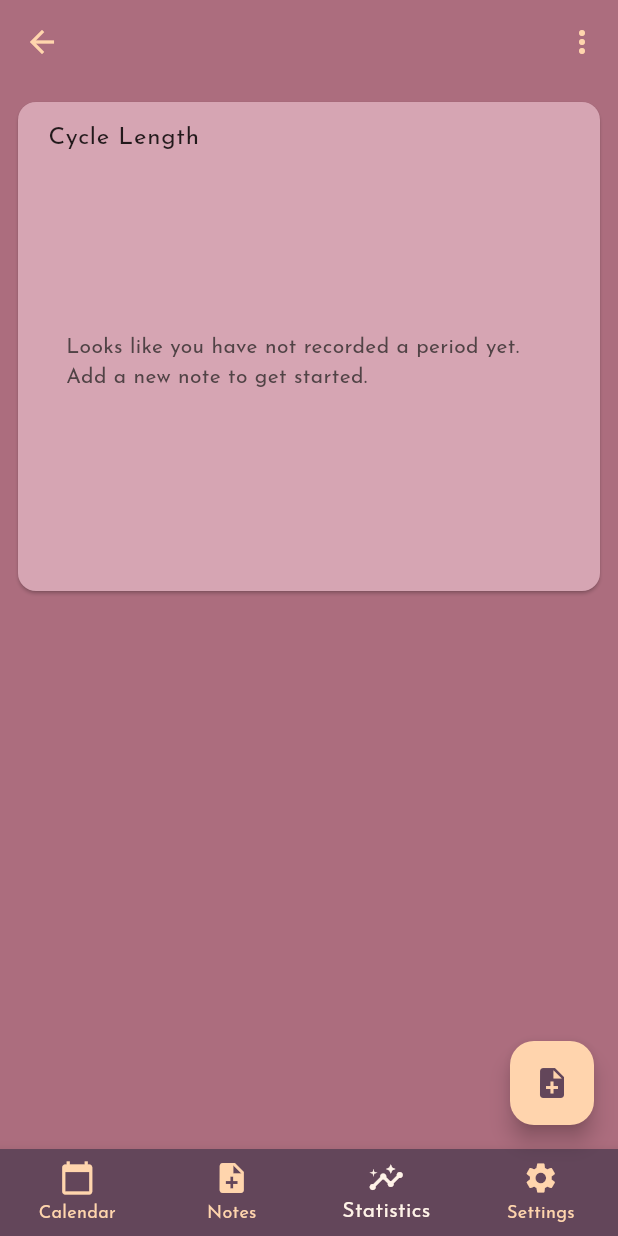
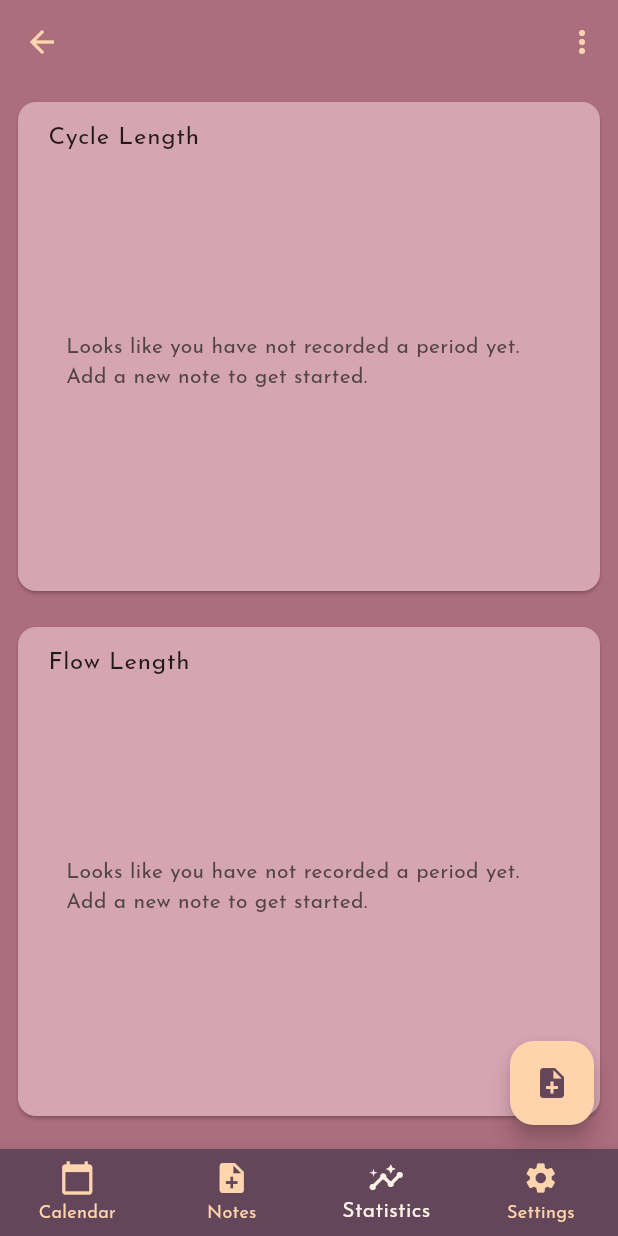
Before and after one commit to swsvindland/period_track, a Flutter app: the HomePage screen opened by its route, item 3 of the bottom bar chosen, on a phone screen of 412 x 824 dp. Run offline on Flutter 3.47's test engine with Material 2 defaults, Android fonts, the phone set to English and light mode, and no system bars; our stand-ins replace charts_flutter, cloud_firestore, datetime_picker_formfield, firebase_auth, firebase_core, firebase_messaging and 6 more; missing offline and left inert: os_detect; accounts and stored records are empty; generated files the repository leaves out were written again; network calls fail.

Commit message:
add flow graph

```diff
--- a/lib/l10n/app_ar.arb
+++ b/lib/l10n/app_ar.arb
@@ -26,6 +26,7 @@
   "estCycle": "يوم بدء الدورة التقديري",
   "defaultLength": "طول الدورة الافتراضي",
   "periodLength": "طول دورة",
+  "flowLength": "طول التدفق",
   "disclaimer": "تنصل",
   "disclaimerLine1": "يعد تطبيق PeriodTrack تطبيقًا إعلاميًا مصممًا للاستخدام من أجل راحتك الشخصية. إنه ليس بديلاً عن المشورة الطبية التي يقدمها المتخصصون الطبيون. إذا كان لديك أي أسئلة بخصوص صحتك الإنجابية و / أو أهدافك الإنجابية ، فيرجى الاتصال بطبيب الرعاية الأولية أو طبيب التوليد / أخصائي أمراض النساء أو أخصائي آخر مرخص طبياً.",
   "iAgree": "اني اتفهم",
--- a/lib/l10n/app_de.arb
+++ b/lib/l10n/app_de.arb
@@ -26,6 +26,7 @@
   "estCycle": "geschätzter Zyklusstarttag",
   "defaultLength": "Standardzykluslänge",
   "periodLength": "Zykluslänge",
+  "flowLength": "Flusslänge",
   "disclaimer": "Haftungsausschluss",
   "disclaimerLine1": "PeriodTrack ist eine Informations-App, die für den persönlichen Komfort entwickelt wurde. Es ist KEIN Ersatz für die medizinische Beratung durch medizinisches Fachpersonal. Wenn Sie Fragen zu Ihrer reproduktiven Gesundheit und/oder reproduktiven Zielen haben, wenden Sie sich bitte an Ihren Hausarzt, Geburtshelfer/Gynäkologen oder eine andere medizinisch zugelassene Fachkraft.",
   "iAgree": "Ich verstehe",
--- a/lib/l10n/app_en.arb
+++ b/lib/l10n/app_en.arb
@@ -33,6 +33,7 @@
 
     "defaultLength": "Default Cycle Length",
     "periodLength": "Cycle Length",
+    "flowLength": "Flow Length",
 
     "disclaimer": "Disclaimer",
     "disclaimerLine1": "PeriodTrack is an informational app designed to be used for personal convenience. It is NOT a substitute for medical advice given by medical professionals. If you have any questions regarding your reproductive health and/or reproductive goals, please contact your primary care physician, obstetrician/gynecologist, or another medically licensed professional.",
--- a/lib/l10n/app_es.arb
+++ b/lib/l10n/app_es.arb
@@ -26,6 +26,7 @@
   "estCycle": "día de inicio del ciclo estimado",
   "defaultLength": "Duración del ciclo predeterminada",
   "periodLength": "Duración del ciclo",
+  "flowLength": "Longitud de flujo",
   "disclaimer": "Descargo de responsabilidad",
   "disclaimerLine1": "PeriodTrack es una aplicación informativa diseñada para su comodidad personal. NO es un sustituto del consejo médico dado por profesionales médicos. Si tiene alguna pregunta sobre su salud reproductiva y/u objetivos reproductivos, comuníquese con su médico de atención primaria, obstetra/ginecólogo u otro profesional con licencia médica.",
   "iAgree": "Entiendo",
--- a/lib/l10n/app_fr.arb
+++ b/lib/l10n/app_fr.arb
@@ -26,6 +26,7 @@
   "estCycle": "jour de début de cycle estimé",
   "defaultLength": "Durée du cycle par défaut",
   "periodLength": "Durée du cycle",
+  "flowLength": "Longueur du débit",
   "disclaimer": "Clause de non-responsabilité",
   "disclaimerLine1": "PeriodTrack est une application d'information conçue pour être utilisée à des fins personnelles. Il ne remplace PAS un avis médical donné par des professionnels de la santé. Si vous avez des questions concernant votre santé reproductive et/ou vos objectifs en matière de reproduction, veuillez contacter votre médecin traitant, votre obstétricien/gynécologue ou un autre professionnel médical agréé.",
   "iAgree": "Je comprend",
--- a/lib/l10n/app_hi.arb
+++ b/lib/l10n/app_hi.arb
@@ -26,6 +26,7 @@
   "estCycle": "अनुमानित चक्र प्रारंभ दिन",
   "defaultLength": "डिफ़ॉल्ट चक्र लंबाई",
   "periodLength": "चक्र की ल्म्बाई",
+  "flowLength": "प्रवाह की लंबाई",
   "disclaimer": "अस्वीकरण",
   "disclaimerLine1": "पीरियोडट्रैक एक सूचनात्मक ऐप है जिसे व्यक्तिगत सुविधा के लिए उपयोग करने के लिए डिज़ाइन किया गया है। यह चिकित्सा पेशेवरों द्वारा दी गई चिकित्सा सलाह का विकल्प नहीं है। यदि आपके प्रजनन स्वास्थ्य और/या प्रजनन लक्ष्यों के संबंध में आपके कोई प्रश्न हैं, तो कृपया अपने प्राथमिक देखभाल चिकित्सक, प्रसूति/स्त्री रोग विशेषज्ञ, या किसी अन्य चिकित्सकीय लाइसेंस प्राप्त पेशेवर से संपर्क करें।",
   "iAgree": "मै समझता हुँ",
--- a/lib/l10n/app_it.arb
+++ b/lib/l10n/app_it.arb
@@ -26,6 +26,7 @@
   "estCycle": "giorno di inizio ciclo stimato",
   "defaultLength": "Durata del ciclo predefinita",
   "periodLength": "Lunghezza del ciclo",
+  "flowLength": "Lunghezza del flusso",
   "disclaimer": "Disclaimer",
   "disclaimerLine1": "PeriodTrack è un'app informativa progettata per essere utilizzata per comodità personale. NON sostituisce la consulenza medica fornita da professionisti del settore medico. In caso di domande relative alla salute riproduttiva e/o agli obiettivi riproduttivi, contattare il medico di base, l'ostetrico/ginecologo o un altro professionista con licenza medica.",
   "iAgree": "Capisco",
--- a/lib/l10n/app_ko.arb
+++ b/lib/l10n/app_ko.arb
@@ -26,6 +26,7 @@
   "estCycle": "예상 주기 시작일",
   "defaultLength": "기본 주기 길이",
   "periodLength": "주기 길이",
+  "flowLength": "흐름 길이",
   "disclaimer": "부인 성명",
   "disclaimerLine1": "PeriodTrack은 개인의 편의를 위해 설계된 정보 앱입니다. 의료 전문가가 제공하는 의학적 조언을 대신할 수 없습니다. 생식 건강 및/또는 생식 목표와 관련하여 질문이 있는 경우 주치의, 산부인과 의사 또는 기타 의학적으로 면허가 있는 전문가에게 문의하십시오.",
   "iAgree": "이해 했어요",
--- a/lib/l10n/app_pt.arb
+++ b/lib/l10n/app_pt.arb
@@ -26,6 +26,7 @@
   "estCycle": "est. dia de início do ciclo",
   "defaultLength": "Duração do Ciclo Padrão",
   "periodLength": "Duração do ciclo",
+  "flowLength": "Comprimento do fluxo",
   "disclaimer": "Isenção de responsabilidade",
   "disclaimerLine1": "PeriodTrack é um aplicativo informativo projetado para ser usado para conveniência pessoal. NÃO substitui o aconselhamento médico dado por profissionais médicos. Se você tiver alguma dúvida sobre sua saúde reprodutiva e/ou metas reprodutivas, entre em contato com seu médico de cuidados primários, obstetra/ginecologista ou outro profissional licenciado.",
   "iAgree": "Compreendo",
--- a/lib/l10n/app_zh.arb
+++ b/lib/l10n/app_zh.arb
@@ -26,6 +26,7 @@
   "estCycle": "估计周期开始日",
   "defaultLength": "默认周期长度",
   "periodLength": "周期长度",
+  "flowLength": "流长",
   "disclaimer": "免责声明",
   "disclaimerLine1": "PeriodTrack 是一个信息应用程序，旨在为个人方便使用。它不能替代医疗专业人员提供的医疗建议。如果您对您的生殖健康和/或生殖目标有任何疑问，请联系您的初级保健医生、产科医生/妇科医生或其他获得医疗许可的专业人员。",
   "iAgree": "我明白",
--- a/lib/layouts/home_desktop.dart
+++ b/lib/layouts/home_desktop.dart
@@ -11,7 +11,7 @@ import '../services/sign_in.dart';
 import '../widgets/about.dart';
 import '../widgets/home/home.dart';
 import '../widgets/notes.dart';
-import '../widgets/reports.dart';
+import '../widgets/reports/reports.dart';
 import '../widgets/settings.dart';
 
 class HomePageDesktop extends StatefulWidget {
--- a/lib/layouts/home_mobile.dart
+++ b/lib/layouts/home_mobile.dart
@@ -12,7 +12,7 @@ import '../models/note.dart';
 import '../models/preferences.dart';
 import '../widgets/home/home.dart';
 import '../widgets/notes.dart';
-import '../widgets/reports.dart';
+import '../widgets/reports/reports.dart';
 import '../widgets/settings.dart';
 
 class HomePageMobile extends StatefulWidget {
--- a/lib/layouts/home_tablet.dart
+++ b/lib/layouts/home_tablet.dart
@@ -12,7 +12,7 @@ import '../models/preferences.dart';
 import '../widgets/about.dart';
 import '../widgets/home/home.dart';
 import '../widgets/notes.dart';
-import '../widgets/reports.dart';
+import '../widgets/reports/reports.dart';
 import '../widgets/settings.dart';
 
 class HomePageTablet extends StatefulWidget {
--- a/lib/utils/helper.dart
+++ b/lib/utils/helper.dart
@@ -2,6 +2,7 @@ import 'package:cloud_firestore/cloud_firestore.dart';
 import 'package:firebase_auth/firebase_auth.dart';
 import 'package:firebase_messaging/firebase_messaging.dart';
 import "package:os_detect/os_detect.dart" as platform;
+import 'package:period_track/models/note.dart';
 
 void setFCMData(
   FirebaseFirestore db,
@@ -135,3 +136,31 @@ List<Cycle> computeMenstrualLengthsForGraph(int cycleLength, List<DateTime> peri
 
   return output;
 }
+
+List<Cycle> computeFlowLengthsForGraph(int cycleLength, List<NoteModel> notes) {
+  notes.sort((a, b) {
+    return a.date.compareTo(b.date);
+  });
+
+  List<Cycle> output = [];
+
+  for (int i = 0; i < notes.length - 1; ++i) {
+    if (!notes[i].periodStart) {
+      continue;
+    }
+    var count = 1;
+    for (int j = i + 1; j < notes.length; ++j) {
+      if (notes[j].periodStart) {
+        break;
+      }
+
+      if (notes[j].flow != null) {
+        count++;
+      }
+    }
+
+    output.add(Cycle(date: notes[i].date, length: count));
+  }
+
+  return output;
+}
--- a/lib/widgets/cycle_length.dart
+++ b/lib/widgets/reports/cycle_length.dart
@@ -7,7 +7,7 @@ import 'package:period_track/utils/colors.dart';
 import 'package:provider/provider.dart';
 import 'package:flutter_gen/gen_l10n/app_localizations.dart';
 
-import '../utils/helper.dart';
+import '../../utils/helper.dart';
 
 class CycleLength extends StatelessWidget {
   const CycleLength({Key? key}) : super(key: key);
@@ -58,8 +58,8 @@ class CycleLength extends StatelessWidget {
 
     return [
       charts.Series<Cycle, String>(
-        id: 'WeighIns',
-        colorFn: (_, __) => charts.ColorUtil.fromDartColor(primaryDark),
+        id: 'CycleLength',
+        colorFn: (_, __) => charts.ColorUtil.fromDartColor(secondaryDark),
         domainFn: (Cycle sales, _) =>
             DateFormat.MMM(Localizations.localeOf(context).languageCode)
                 .format(sales.date),
--- /dev/null
+++ b/lib/widgets/reports/flow_length.dart
@@ -0,0 +1,71 @@
+import 'package:charts_flutter/flutter.dart' as charts;
+import 'package:flutter/material.dart';
+import 'package:intl/intl.dart';
+import 'package:period_track/models/note.dart';
+import 'package:period_track/models/preferences.dart';
+import 'package:period_track/utils/colors.dart';
+import 'package:provider/provider.dart';
+import 'package:flutter_gen/gen_l10n/app_localizations.dart';
+
+import '../../utils/helper.dart';
+
+class FlowLength extends StatelessWidget {
+  const FlowLength({Key? key}) : super(key: key);
+
+  @override
+  Widget build(BuildContext context) {
+    var preferences = Provider.of<Preferences>(context);
+    var notes = Provider.of<Iterable<NoteModel>>(context).toList();
+
+    if (notes.isEmpty) {
+      return SizedBox(
+        height: 300,
+        width: 600,
+        child: Padding(
+          padding: const EdgeInsets.all(12),
+          child: Center(
+            child: Text(
+              AppLocalizations.of(context)!.noNotesError,
+            ),
+          ),
+        ),
+      );
+    }
+
+    var periodStarts = notes.where((element) => element.periodStart)
+        .map((e) => e.date)
+        .toList();
+
+    var cycleLength = computeMenstrualLength(preferences.defaultCycleLength, periodStarts);
+    var cycles = computeFlowLengthsForGraph(cycleLength, notes);
+
+    return charts.BarChart(
+      _createSampleData(cycles, context),
+      animate: true,
+    );
+  }
+
+  static List<charts.Series<Cycle, String>> _createSampleData(
+      List<Cycle> cycles, BuildContext context) {
+    final List<Cycle> data = [];
+    for (var cycle in cycles) {
+      data.add(Cycle(date: cycle.date, length: cycle.length));
+    }
+
+    data.sort((a, b) {
+      return a.date.compareTo(b.date);
+    });
+
+    return [
+      charts.Series<Cycle, String>(
+        id: 'FlowLength',
+        colorFn: (_, __) => charts.ColorUtil.fromDartColor(primaryDark),
+        domainFn: (Cycle sales, _) =>
+            DateFormat.MMM(Localizations.localeOf(context).languageCode)
+                .format(sales.date),
+        measureFn: (Cycle sales, _) => sales.length,
+        data: data,
+      ),
+    ];
+  }
+}
--- a/lib/widgets/reports.dart
+++ b/lib/widgets/reports/reports.dart
@@ -1,10 +1,11 @@
 import 'package:flutter/material.dart';
 import 'package:flutter_gen/gen_l10n/app_localizations.dart';
+import 'package:period_track/widgets/reports/flow_length.dart';
 import 'package:provider/provider.dart';
 
-import '../models/preferences.dart';
-import '../utils/constants.dart';
-import 'app_bar_ad.dart';
+import '../../models/preferences.dart';
+import '../../utils/constants.dart';
+import '../app_bar_ad.dart';
 import 'cycle_length.dart';
 
 class Reports extends StatelessWidget {
@@ -44,6 +45,27 @@ class Reports extends StatelessWidget {
               ),
             ),
           ),
+          Center(
+            child: SizedBox(
+              height: 350,
+              width: 600,
+              child: Padding(
+                padding: const EdgeInsets.all(8),
+                child: Card(
+                  elevation: 1,
+                  child: Padding(
+                    padding: const EdgeInsets.all(4),
+                    child: ListTile(
+                      title: Text(
+                        AppLocalizations.of(context)!.flowLength,
+                      ),
+                      subtitle: const SizedBox(height: 275, child: FlowLength()),
+                    ),
+                  ),
+                ),
+              ),
+            ),
+          ),
         ],
       ),
     );
```
Also changed, not shown: lib/l10n/app_ja.arb (+11 -10 lines).
